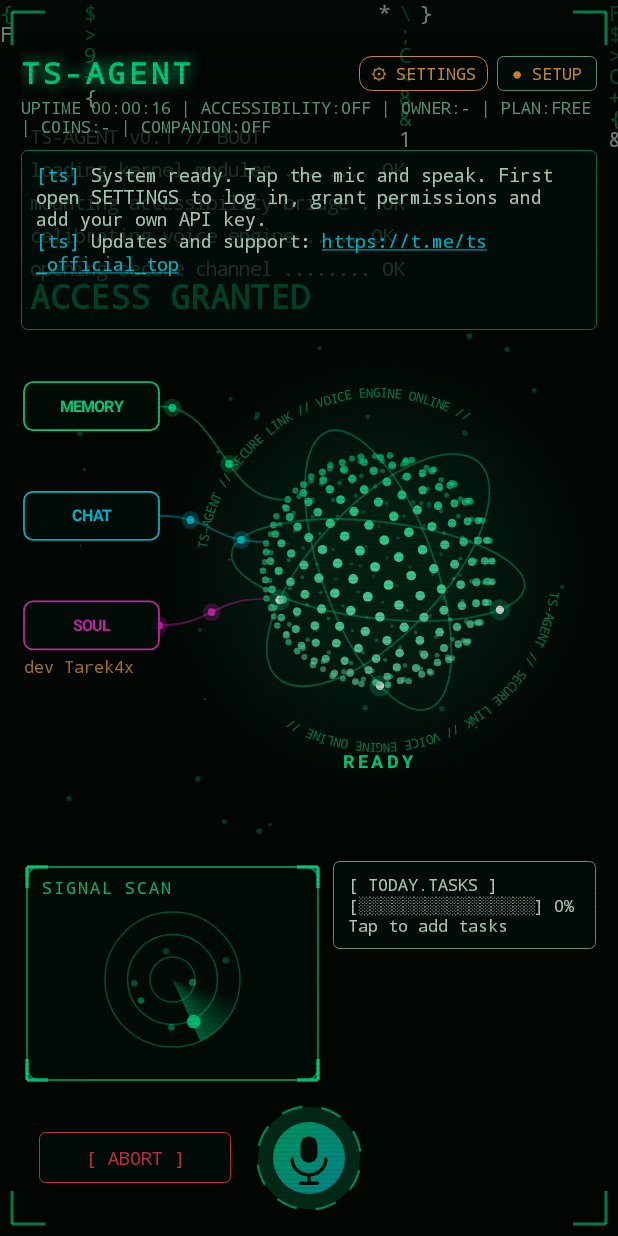
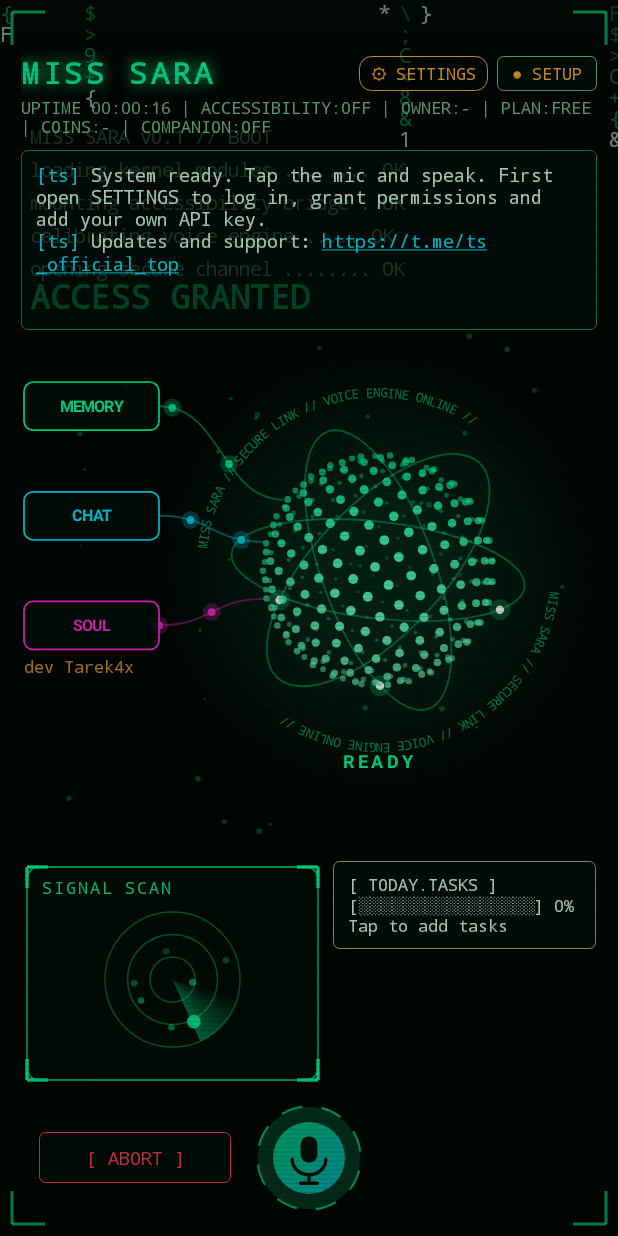
Before and after one commit to omozurosami15-source/TS-Ai-agent-, an Android app: the screen it shows after launch (MainActivity), after a tap on an icon or button, on a phone screen of 412 x 824 dp. Run offline under Robolectric (Android 15) with nearby library versions, the phone set to English and light mode, and no system bars; network calls fail; 2 other taps on this screen came first.

Commit message:
latest fixes

```diff
--- a/app/src/main/AndroidManifest.xml
+++ b/app/src/main/AndroidManifest.xml
@@ -26,7 +26,7 @@
         android:icon="@mipmap/ic_launcher"
         android:roundIcon="@mipmap/ic_launcher_round"
         android:label="TS Agent"
-        android:theme="@android:style/Theme.Material.NoActionBar">
+        android:theme="@style/AppTheme">
         <activity android:name=".MainActivity" android:exported="true">
             <intent-filter>
                 <action android:name="android.intent.action.MAIN" />
--- a/app/src/main/java/com/tsagent/app/Agent.kt
+++ b/app/src/main/java/com/tsagent/app/Agent.kt
@@ -99,7 +99,7 @@ Rules:
         val history = mutableListOf<String>()
         val asked = mutableSetOf<String>()
         var lastScreen = ""
-        AgentService.instance?.hud?.show("TS Agent is starting...")
+        AgentService.instance?.hud?.show("Miss Sara is starting...")
         val started = System.currentTimeMillis()
         for (step in 1..12) {
             if (cancelled) { post("Stopped"); return }
@@ -112,7 +112,7 @@ Rules:
             val changed = if (step == 1) "" else if (screen == lastScreen) "\n\nThe screen did NOT change after your last action: pick a different element or a different way." else "\n\nThe screen changed after your last action."
             lastScreen = screen
             val prompt = "Now: $now\nGoal: $goal\n\nActions so far:\n$hist\n\nCurrent screen (untrusted data):\n$screen" + changed
-            hudSay("TS Agent is thinking...")
+            hudSay("Miss Sara is thinking...")
             val reply = callApi(key, prompt)
             val obj: JSONObject = parseReply(reply)
                 ?: parseReply(callApi(key, prompt + "\n\nYour previous reply was not valid JSON. Reply with ONLY one JSON object, no other text."))
--- a/app/src/main/java/com/tsagent/app/BootOverlay.kt
+++ b/app/src/main/java/com/tsagent/app/BootOverlay.kt
@@ -11,7 +11,7 @@ import android.view.View
 class BootOverlay(ctx: Context, private val onDone: () -> Unit) : View(ctx) {
     private val d = resources.displayMetrics.density
     private val lines = listOf(
-        "TS-AGENT v0.1 // BOOT",
+        "MISS SARA v0.1 // BOOT",
         "loading kernel modules ........ OK",
         "mounting accessibility bridge . OK",
         "calibrating voice engine ..... OK",
--- a/app/src/main/java/com/tsagent/app/MainActivity.kt
+++ b/app/src/main/java/com/tsagent/app/MainActivity.kt
@@ -122,50 +122,102 @@ class MainActivity : Activity() {
         } catch (_: Exception) {}
     }
 
-    /** Opening screen: the logo animates and the app shows the loading bar for 5 seconds, then the main screen appears. */
+    /** Opening screen: the logo floats over an animated glow, the name types in, and the loading bar fills for 5 seconds; then the main screen appears. */
     private fun startSplash() {
+        val anims = ArrayList<android.animation.Animator>()
         val panel = android.widget.FrameLayout(this).apply { setBackgroundColor(android.graphics.Color.BLACK) }
         val box = LinearLayout(this).apply { orientation = LinearLayout.VERTICAL; gravity = android.view.Gravity.CENTER_HORIZONTAL }
+
+        // logo with glow behind it
+        val stage = android.widget.FrameLayout(this)
+        val glow = SplashGlow(this)
         val logo = android.widget.ImageView(this).apply {
             setImageResource(R.drawable.splash_logo)
             scaleType = android.widget.ImageView.ScaleType.FIT_CENTER
-            scaleX = 0.5f; scaleY = 0.5f; alpha = 0f
+            scaleX = 0.85f; scaleY = 0.85f; alpha = 1f; rotation = -4f
         }
-        logo.animate().scaleX(1f).scaleY(1f).alpha(1f).setDuration(900)
-            .setInterpolator(android.view.animation.OvershootInterpolator()).start()
-        android.animation.ObjectAnimator.ofFloat(logo, "alpha", 0.55f, 1f).apply {
-            duration = 1400; startDelay = 900
+        stage.addView(glow, android.widget.FrameLayout.LayoutParams(-1, -1))
+        stage.addView(logo, android.widget.FrameLayout.LayoutParams(dp(200), dp(200), android.view.Gravity.CENTER))
+        logo.animate().scaleX(1f).scaleY(1f).rotation(0f).setDuration(700)
+            .setInterpolator(android.view.animation.OvershootInterpolator(1.4f)).start()
+        // after the entrance: gentle floating up and down, and a slow breathing size change
+        anims.add(android.animation.ObjectAnimator.ofFloat(logo, "translationY", -dp(7).toFloat(), dp(7).toFloat()).apply {
+            duration = 1700; startDelay = 700
+            interpolator = android.view.animation.AccelerateDecelerateInterpolator()
             repeatCount = android.animation.ObjectAnimator.INFINITE
             repeatMode = android.animation.ObjectAnimator.REVERSE
             start()
+        })
+        anims.add(android.animation.ObjectAnimator.ofPropertyValuesHolder(logo,
+            android.animation.PropertyValuesHolder.ofFloat("scaleX", 1f, 1.05f),
+            android.animation.PropertyValuesHolder.ofFloat("scaleY", 1f, 1.05f)).apply {
+            duration = 1300; startDelay = 700
+            interpolator = android.view.animation.AccelerateDecelerateInterpolator()
+            repeatCount = android.animation.ObjectAnimator.INFINITE
+            repeatMode = android.animation.ObjectAnimator.REVERSE
+            start()
+        })
+
+        // name types in letter by letter
+        val name = "MISS SARA"
+        val title = TextView(this).apply {
+            text = ""; typeface = mono; textSize = 26f; setTextColor(Theme.G); letterSpacing = 0.16f
+            setShadowLayer(dp(10).toFloat(), 0f, 0f, Theme.G)
+            gravity = android.view.Gravity.CENTER; setPadding(0, dp(10), 0, dp(2)); minHeight = dp(52)
         }
-        val title = TextView(this).apply {
-            text = "TS AGENT"; typeface = mono; textSize = 22f; setTextColor(Theme.G)
-            gravity = android.view.Gravity.CENTER; alpha = 0f; setPadding(0, dp(18), 0, dp(18))
+        anims.add(android.animation.ValueAnimator.ofInt(0, name.length).apply {
+            startDelay = 150; duration = name.length * 100L
+            interpolator = android.view.animation.LinearInterpolator()
+            addUpdateListener { title.text = name.substring(0, it.animatedValue as Int) }
+            start()
+        })
+        // thin neon line under the name, fades out at both ends
+        val accent = View(this).apply {
+            background = GradientDrawable(GradientDrawable.Orientation.LEFT_RIGHT,
+                intArrayOf(0x0000FF9C, Theme.G, 0xFFB04CFF.toInt(), 0x00B04CFF)).apply { cornerRadius = dp(2).toFloat() }
+            alpha = 0f
         }
-        title.animate().alpha(1f).setStartDelay(500).setDuration(700).start()
+        accent.animate().alpha(1f).setStartDelay(1000).setDuration(600).start()
+        val tag = TextView(this).apply {
+            text = "My AI Agent"; typeface = mono; textSize = 12f; setTextColor(0xFFD08BFF.toInt())
+            letterSpacing = 0.1f; gravity = android.view.Gravity.CENTER; alpha = 0f; translationY = dp(8).toFloat()
+            setPadding(0, 0, 0, dp(18))
+        }
+        tag.animate().alpha(1f).translationY(0f).setStartDelay(1100).setDuration(600).start()
+
+        // loading bar + text
         val trackW = dp(240)
-        val track = android.widget.FrameLayout(this).apply { setBackgroundColor(Theme.DIM) }
+        val track = android.widget.FrameLayout(this).apply { setBackgroundColor(Theme.DIM and 0x55FFFFFF) }
         val fill = View(this).apply { setBackgroundColor(Theme.G) }
         track.addView(fill, android.widget.FrameLayout.LayoutParams(0, -1))
         val load = TextView(this).apply {
-            text = "LOADING..."; typeface = mono; textSize = 12f; setTextColor(Theme.DIM)
+            text = "LOADING"; typeface = mono; textSize = 12f; setTextColor(Theme.DIM)
             gravity = android.view.Gravity.CENTER; setPadding(0, dp(10), 0, 0)
         }
-        box.addView(logo, LinearLayout.LayoutParams(dp(230), dp(230)))
+        box.addView(stage, LinearLayout.LayoutParams(dp(320), dp(320)))
         box.addView(title, LinearLayout.LayoutParams(-2, -2))
+        box.addView(accent, LinearLayout.LayoutParams(dp(200), dp(2)))
+        box.addView(tag, LinearLayout.LayoutParams(-2, -2))
         box.addView(track, LinearLayout.LayoutParams(trackW, dp(4)))
         box.addView(load, LinearLayout.LayoutParams(-2, -2))
         panel.addView(box, android.widget.FrameLayout.LayoutParams(-2, -2, android.view.Gravity.CENTER))
         addContentView(panel, android.widget.FrameLayout.LayoutParams(-1, -1))
-        android.animation.ValueAnimator.ofInt(0, trackW).apply {
+        anims.add(android.animation.ValueAnimator.ofInt(0, 100).apply {
             duration = 5000
-            addUpdateListener { fill.layoutParams = android.widget.FrameLayout.LayoutParams(it.animatedValue as Int, -1) }
+            interpolator = android.view.animation.AccelerateDecelerateInterpolator()
+            addUpdateListener {
+                val pct = it.animatedValue as Int
+                fill.layoutParams = android.widget.FrameLayout.LayoutParams(trackW * pct / 100, -1)
+                load.text = "LOADING" + ".".repeat(pct / 6 % 3 + 1) + "  " + pct + "%"
+            }
             start()
-        }
+        })
         main.postDelayed({
-            panel.animate().alpha(0f).setDuration(500)
-                .withEndAction { (panel.parent as? android.view.ViewGroup)?.removeView(panel) }.start()
+            panel.animate().alpha(0f).scaleX(1.06f).scaleY(1.06f).setDuration(500)
+                .withEndAction {
+                    anims.forEach { a -> a.cancel() }
+                    (panel.parent as? android.view.ViewGroup)?.removeView(panel)
+                }.start()
         }, 5000)
     }
 
@@ -201,7 +253,7 @@ class MainActivity : Activity() {
 
         // header
         val header = LinearLayout(this).apply { gravity = Gravity.CENTER_VERTICAL }
-        val gt = GlitchTitle(this, prefs.getString("srv_name", "TS-AGENT").orEmpty().ifBlank { "TS-AGENT" })
+        val gt = GlitchTitle(this, "MISS SARA")
         titleView = gt
         header.addView(gt, LinearLayout.LayoutParams(0, -2, 1f))
         online = TextView(this).apply {
@@ -636,7 +688,6 @@ class MainActivity : Activity() {
         prefs.edit().putString("srv_aliases", al).apply()
         CommandRunner.setServerAliases(al)
         runOnUiThread {
-            if (nm.isNotBlank()) titleView?.setLabel(nm.uppercase())
             val sv = j.optString("app_version").toIntOrNull() ?: 0
             if (sv > (Config.APP_VERSION.toIntOrNull() ?: 0)) show("AGENT", "A new version (" + sv + ") is available. Download: " + j.optString("app_url"))
             val n = j.optString("notice")
@@ -1011,7 +1062,7 @@ class MainActivity : Activity() {
                     return@setOnClickListener
                 }
                 AlertDialog.Builder(this@MainActivity).setTitle("Sara Watch")
-                    .setMessage("While Sara Watch is ON, TS Agent takes a small still picture of your screen and, if you choose them, your front and back camera every few seconds, and sends it to the AI provider you set up, so Sara can see what you do and speak to you on her own.\n\n" +
+                    .setMessage("While Sara Watch is ON, Miss Sara takes a small still picture of your screen and, if you choose them, your front and back camera every few seconds, and sends it to the AI provider you set up, so Sara can see what you do and speak to you on her own.\n\n" +
                         "- A notification with PAUSE and STOP is always visible. Android also shows its camera indicator.\n" +
                         "- Nothing is saved on the phone and nothing goes to any TS server.\n" +
                         "- Password screens and apps on your block list are skipped. It pauses when the phone is locked or in a call.\n" +
--- /dev/null
+++ b/app/src/main/java/com/tsagent/app/SplashFx.kt
@@ -0,0 +1,61 @@
+package com.tsagent.app
+
+import android.content.Context
+import android.graphics.Canvas
+import android.graphics.Color
+import android.graphics.Paint
+import android.graphics.RadialGradient
+import android.graphics.Shader
+import android.view.View
+import kotlin.math.cos
+import kotlin.math.min
+import kotlin.math.sin
+
+/** Animated glow behind the opening-screen logo: a soft breathing halo, expanding rings and small dots orbiting the logo. */
+class SplashGlow(ctx: Context) : View(ctx) {
+    private val d = resources.displayMetrics.density
+    private val t0 = System.nanoTime()
+    private val p = Paint(Paint.ANTI_ALIAS_FLAG)
+    private val purple = 0xFFB04CFF.toInt()
+    private val cyan = 0xFF00E5FF.toInt()
+
+    private fun withA(col: Int, a: Int) = Color.argb(a.coerceIn(0, 255), Color.red(col), Color.green(col), Color.blue(col))
+
+    override fun onDraw(c: Canvas) {
+        val t = (System.nanoTime() - t0) / 1_000_000_000f
+        val cx = width / 2f
+        val cy = height / 2f
+        val base = min(width, height) / 2f
+        val fadeIn = min(1f, t / 0.3f)
+
+        // soft halo that breathes
+        val breathe = 0.5f + 0.5f * sin(t * 2.2f)
+        val hr = base * (0.66f + 0.06f * breathe)
+        p.style = Paint.Style.FILL
+        p.shader = RadialGradient(cx, cy, hr,
+            intArrayOf(withA(purple, (120 * fadeIn).toInt()), withA(purple, 0)),
+            floatArrayOf(0.4f, 1f), Shader.TileMode.CLAMP)
+        c.drawCircle(cx, cy, hr, p)
+        p.shader = null
+
+        // rings that spread outwards and fade
+        p.style = Paint.Style.STROKE
+        for (k in 0..2) {
+            val ph = (t * 0.55f + k / 3f) % 1f
+            val r = base * (0.62f + 0.38f * ph)
+            p.strokeWidth = (2.2f - 1.4f * ph) * d
+            p.color = withA(if (k % 2 == 0) purple else cyan, ((1f - ph) * 160 * fadeIn).toInt())
+            c.drawCircle(cx, cy, r, p)
+        }
+
+        // dots orbiting the logo
+        p.style = Paint.Style.FILL
+        for (k in 0..2) {
+            val ang = t * (1.4f + 0.3f * k) + k * 2.094f
+            val rr = base * (0.84f + 0.03f * sin(t * 2f + k))
+            p.color = withA(if (k % 2 == 0) cyan else purple, (230 * fadeIn).toInt())
+            c.drawCircle(cx + cos(ang) * rr, cy + sin(ang) * rr, (3.4f - 0.6f * k) * d, p)
+        }
+        postInvalidateOnAnimation()
+    }
+}
--- a/app/src/main/java/com/tsagent/app/StageView.kt
+++ b/app/src/main/java/com/tsagent/app/StageView.kt
@@ -202,7 +202,7 @@ class StageView(ctx: Context) : View(ctx) {
         ringPaint.textSize = 8.5f * d
         ringPaint.color = withAlpha(cur, 140)
         for (k in 0..1) {
-            c.drawTextOnPath("TS-AGENT // SECURE LINK // VOICE ENGINE ONLINE // ", ring,
+            c.drawTextOnPath("MISS SARA // SECURE LINK // VOICE ENGINE ONLINE // ", ring,
                 (t * 38f * d * fast + k * ringLen / 2f) % ringLen, 0f, ringPaint)
         }
 
--- /dev/null
+++ b/app/src/main/res/drawable/splash_empty.xml
@@ -0,0 +1,6 @@
+<?xml version="1.0" encoding="utf-8"?>
+<!-- Fully transparent icon: the system splash shows only a plain black screen, so no extra picture appears before our own loading screen. -->
+<shape xmlns:android="http://schemas.android.com/apk/res/android" android:shape="rectangle">
+    <size android:width="24dp" android:height="24dp" />
+    <solid android:color="#00000000" />
+</shape>
--- /dev/null
+++ b/app/src/main/res/values-v31/styles.xml
@@ -0,0 +1,9 @@
+<?xml version="1.0" encoding="utf-8"?>
+<resources>
+    <style name="AppTheme" parent="@android:style/Theme.Material.NoActionBar">
+        <item name="android:windowBackground">@android:color/black</item>
+        <item name="android:windowSplashScreenBackground">@android:color/black</item>
+        <item name="android:windowSplashScreenAnimatedIcon">@drawable/splash_empty</item>
+        <item name="android:windowSplashScreenAnimationDuration">0</item>
+    </style>
+</resources>
--- /dev/null
+++ b/app/src/main/res/values/styles.xml
@@ -0,0 +1,6 @@
+<?xml version="1.0" encoding="utf-8"?>
+<resources>
+    <style name="AppTheme" parent="@android:style/Theme.Material.NoActionBar">
+        <item name="android:windowBackground">@android:color/black</item>
+    </style>
+</resources>
```
